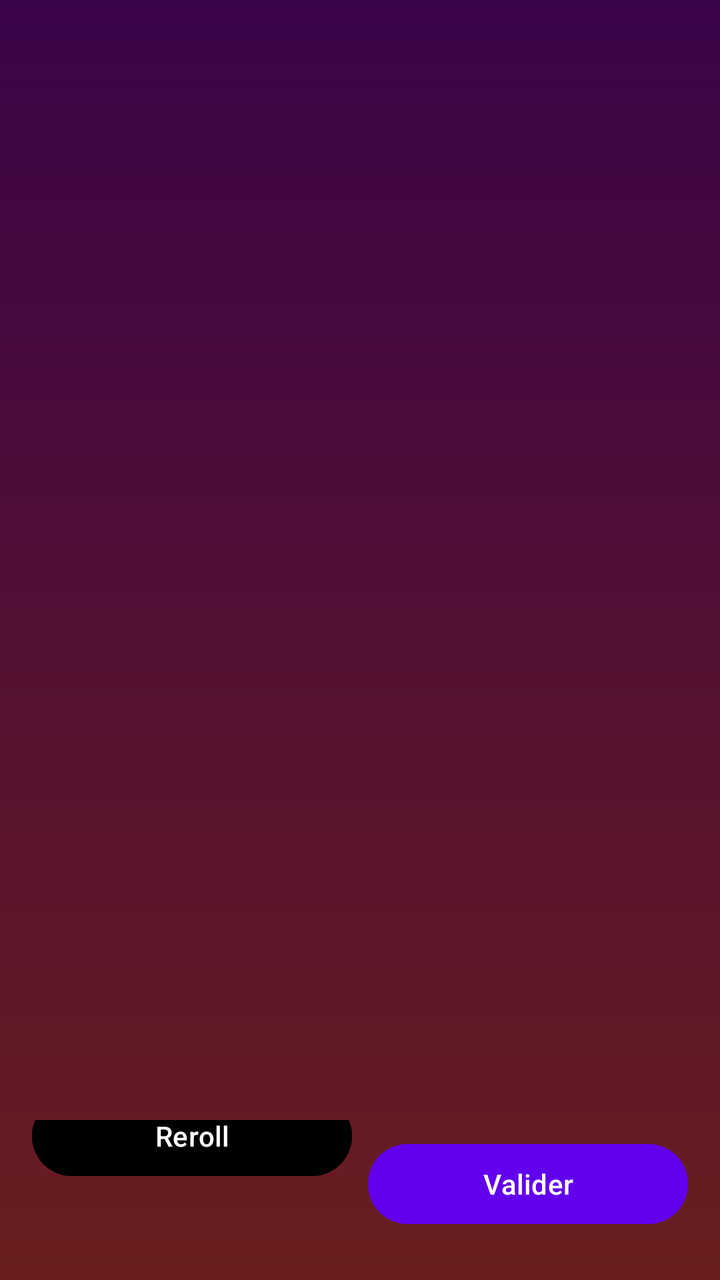
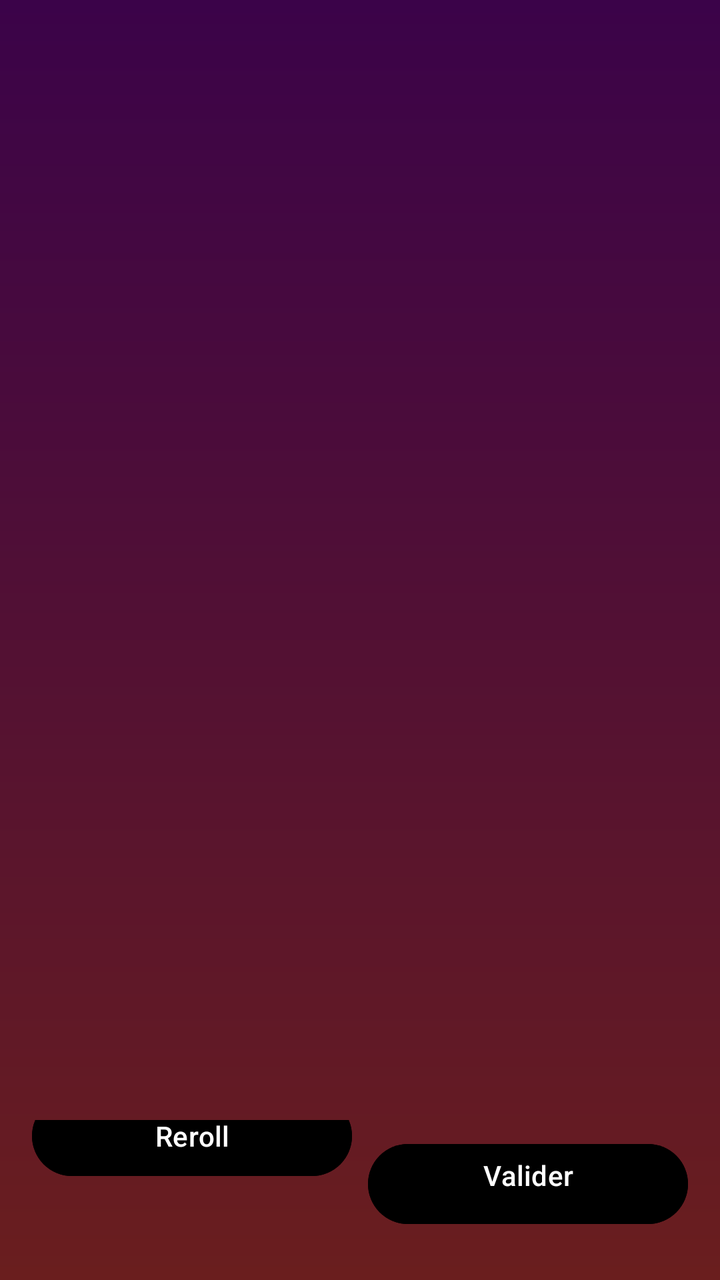

Two renders of the same Android screen: before a commit and after it. Below are the layout's source before the change and the commit's diff.
<!-- AndroidManifest.xml: application theme Theme.Rien_a_Cacher -->
<!-- res/layout/activity_gallery.xml -->
<?xml version="1.0" encoding="utf-8"?>
<FrameLayout xmlns:android="http://schemas.android.com/apk/res/android"
    android:layout_width="match_parent"
    android:layout_height="match_parent"
    android:background="@drawable/background_gradient">

    <androidx.recyclerview.widget.RecyclerView
        android:id="@+id/recyclerView"
        android:layout_width="match_parent"
        android:layout_height="match_parent"
        android:clipToPadding="false"
        android:padding="4sp" />

    <LinearLayout
        android:layout_width="match_parent"
        android:layout_height="wrap_content"
        android:layout_gravity="bottom"
        android:orientation="horizontal"
        android:padding="16dp"
        android:gravity="center">

        <Button
            android:id="@+id/btnReload"
            android:layout_width="160dp"
            android:layout_height="48dp"
            android:layout_gravity="bottom|center_horizontal"
            android:layout_marginBottom="16sp"
            android:text="@string/reroll"
            android:textColor="#fff"
            android:backgroundTint="#000"
            android:elevation="6dp" />

        <Button
            android:id="@+id/btnValidate"
            android:layout_width="0dp"
            android:layout_height="48dp"
            android:layout_weight="1"
            android:layout_marginStart="8dp"
            android:text="Valider"
            android:textColor="#FFFFFF"
            android:backgroundTint="#6200EE"
            android:elevation="6dp" />
    </LinearLayout>

    
    <LinearLayout
        android:id="@+id/loadingLayout"
        android:layout_width="wrap_content"
        android:layout_height="wrap_content"
        android:layout_gravity="center"
        android:orientation="vertical"
        android:gravity="center"
        android:visibility="gone">

        <ProgressBar
            android:id="@+id/progressBar"
            android:layout_width="48dp"
            android:layout_height="48dp" />

        <TextView
            android:layout_width="wrap_content"
            android:layout_height="wrap_content"
            android:text="Loading pics..."
            android:textColor="#aaa"
            android:textSize="14sp"
            android:layout_marginTop="12dp" />
    </LinearLayout>
</FrameLayout>
<!-- resources referenced by this layout -->
<resources>
  <!-- drawable background_gradient (drawable) -->
  <?xml version="1.0" encoding="utf-8"?>
  <shape
      xmlns:android="http://schemas.android.com/apk/res/android"
      android:shape="rectangle">
      <gradient
          android:type="linear"
          android:startColor="#3B0349"
          android:endColor="#6A1E1E"
          android:angle="200" />
  </shape>
  <string name="reroll">Reroll</string>
  <style name="Theme.Rien_a_Cacher" parent="Base.Theme.Rien_a_Cacher" />
  <style name="Base.Theme.Rien_a_Cacher" parent="Theme.Material3.DayNight.NoActionBar">
          
          
      </style>
</resources>

<!-- the commit's change to res/layout/activity_gallery.xml (unified diff, before → after) -->
@@ -16,30 +16,30 @@
         android:layout_height="wrap_content"
         android:layout_gravity="bottom"
         android:orientation="horizontal"
-        android:padding="16dp"
+        android:padding="16sp"
         android:gravity="center">
 
         <Button
             android:id="@+id/btnReload"
-            android:layout_width="160dp"
-            android:layout_height="48dp"
+            android:layout_width="160sp"
+            android:layout_height="48sp"
             android:layout_gravity="bottom|center_horizontal"
             android:layout_marginBottom="16sp"
             android:text="@string/reroll"
             android:textColor="#fff"
             android:backgroundTint="#000"
-            android:elevation="6dp" />
+            android:elevation="6sp" />
 
         <Button
             android:id="@+id/btnValidate"
-            android:layout_width="0dp"
-            android:layout_height="48dp"
+            android:layout_width="0sp"
+            android:layout_height="48sp"
             android:layout_weight="1"
-            android:layout_marginStart="8dp"
-            android:text="Valider"
-            android:textColor="#FFFFFF"
-            android:backgroundTint="#6200EE"
-            android:elevation="6dp" />
+            android:layout_marginStart="8sp"
+            android:text="@string/valid"
+            android:textColor="#fff"
+            android:backgroundTint="#000"
+            android:elevation="6sp" />
     </LinearLayout>
 
     
@@ -54,15 +54,15 @@
 
         <ProgressBar
             android:id="@+id/progressBar"
-            android:layout_width="48dp"
-            android:layout_height="48dp" />
+            android:layout_width="48sp"
+            android:layout_height="48sp" />
 
         <TextView
             android:layout_width="wrap_content"
             android:layout_height="wrap_content"
-            android:text="Loading pics..."
+            android:text="@string/login"
             android:textColor="#aaa"
             android:textSize="14sp"
-            android:layout_marginTop="12dp" />
+            android:layout_marginTop="12sp" />
     </LinearLayout>
 </FrameLayout>
<!-- resource entries referenced after the edit -->
@@ -11,7 +11,9 @@
           android:endColor="#6A1E1E"
           android:angle="200" />
   </shape>
+  <string name="login">Login</string>
   <string name="reroll">Reroll</string>
+  <string name="valid">Valider\n</string>
   <style name="Theme.Rien_a_Cacher" parent="Base.Theme.Rien_a_Cacher" />
   <style name="Base.Theme.Rien_a_Cacher" parent="Theme.Material3.DayNight.NoActionBar">
           
